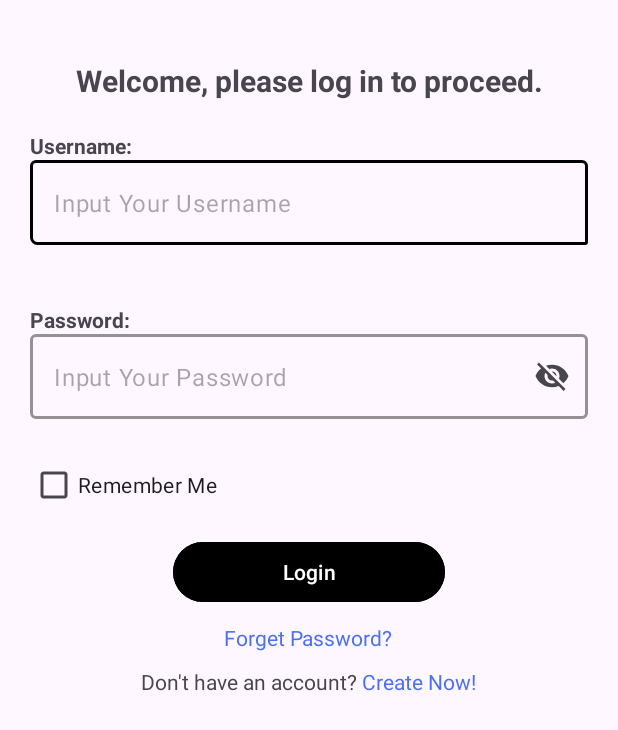
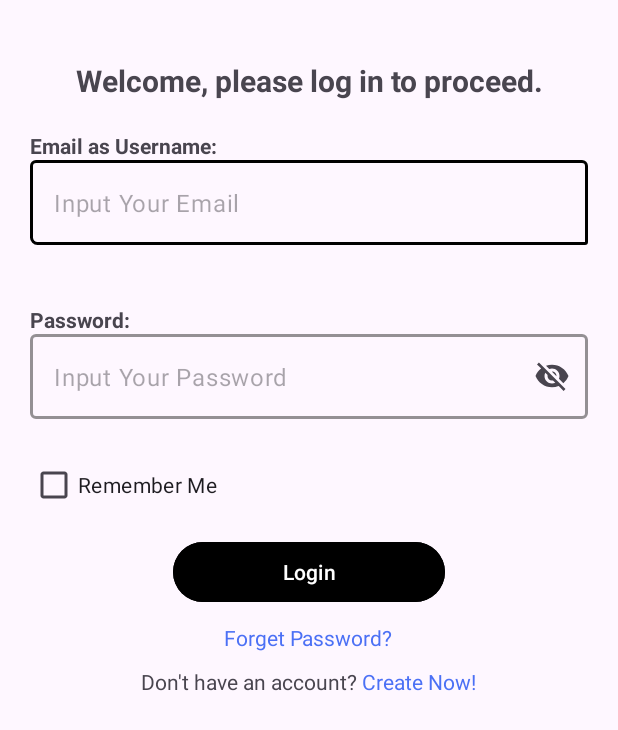
Before and after one commit to NajahKarimahMuklis/PB-NajahKarimahMuklis, an Android app: the screen it shows after launch (MainActivity), on a phone screen of 412 x 824 dp. Shown: the top 730 px of the screen. Run offline under Robolectric (Android 15) with nearby library versions, the phone set to English and light mode, and no system bars; our stand-ins replace Firebase (no records; nobody signed in at launch, a user with empty details on screens opened directly).

Commit message:
Update activity_main.xml

```diff
--- a/app/src/main/res/layout/activity_main.xml
+++ b/app/src/main/res/layout/activity_main.xml
@@ -32,7 +32,7 @@
         <TextView
             android:layout_width="wrap_content"
             android:layout_height="match_parent"
-            android:text="Username:"
+            android:text="Email as Username:"
             android:textStyle="bold"/>
 
 
@@ -50,7 +50,7 @@
                 android:layout_width="match_parent"
                 android:layout_height="wrap_content"
                 android:id="@+id/username"
-                android:hint="Input Your Username"
+                android:hint="Input Your Email"
                 android:inputType="text"/>
 
 
```
